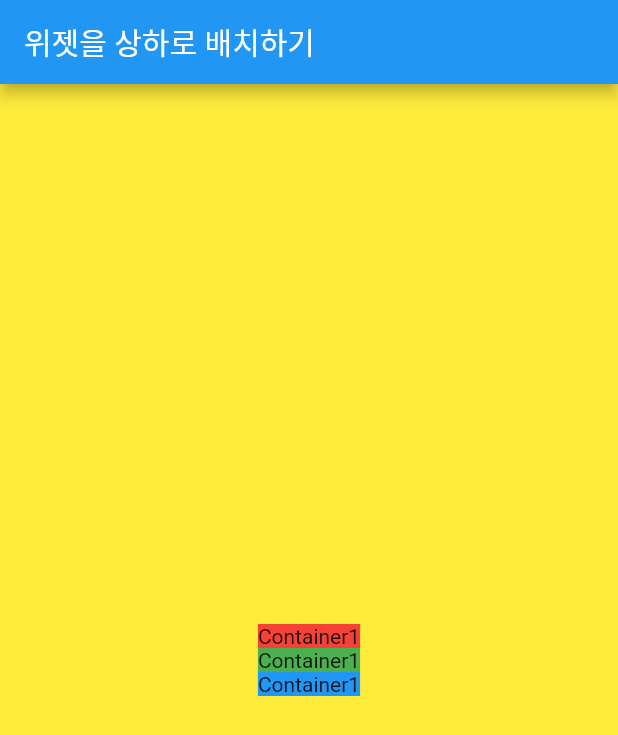
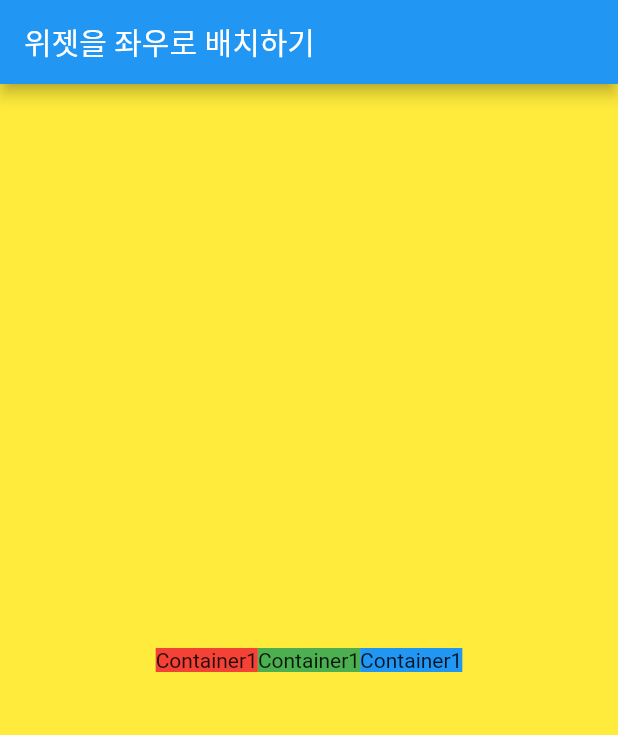
Before and after one commit to qkrjh0904/flutter-study, a Flutter app: the screen it shows after launch, on a phone screen of 412 x 824 dp. Shown: the top 735 px of the screen. Run offline on Flutter 3.47's test engine with Material 2 defaults, Android fonts, the phone set to English and light mode, and no system bars.

Commit message:
위젯을 좌우로 배치하기

```diff
--- a/lib/main.dart
+++ b/lib/main.dart
@@ -5,7 +5,7 @@ void main() {
     MaterialApp(
       home: Scaffold(
         appBar: AppBar(
-          title: Text('위젯을 상하로 배치하기'),
+          title: Text('위젯을 좌우로 배치하기'),
         ),
         body: Body(),
       ),
@@ -22,7 +22,7 @@ class Body extends StatelessWidget {
       height: double.infinity,
       width: double.infinity,
       color: Colors.yellow,
-      child: Column(
+      child: Row(
         mainAxisAlignment: MainAxisAlignment.center,
         children: [
           Container(
```
